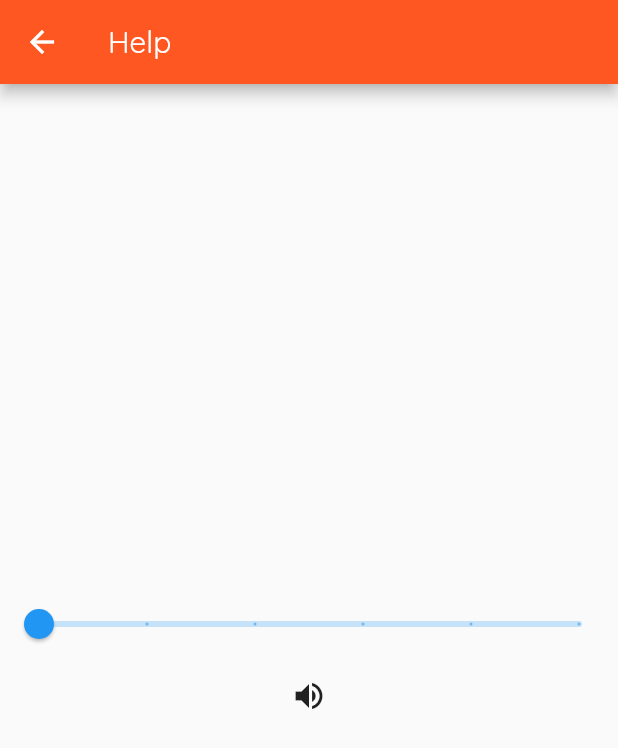
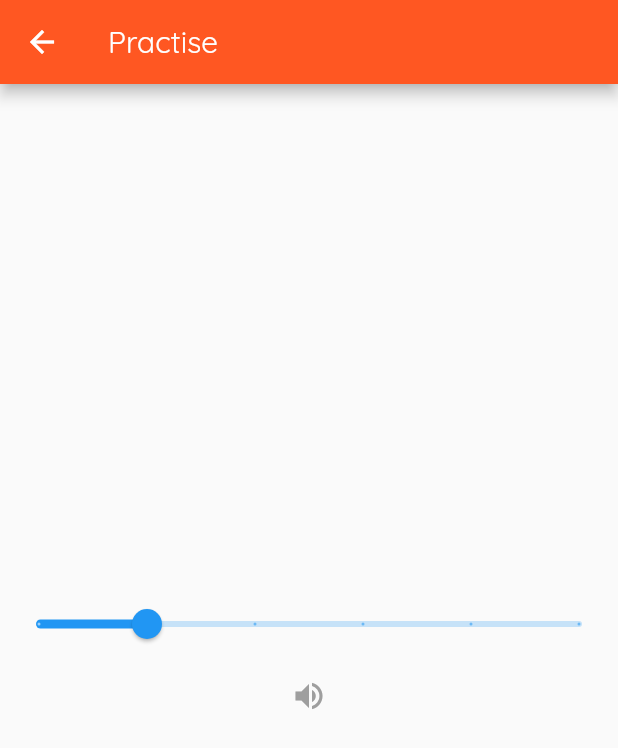
Before and after one commit to Rechunk/GuessThePitch, a Flutter app: the Playground screen opened directly, after a tap on the "volume up" icon, on a phone screen of 412 x 824 dp. Shown: the top 748 px of the screen. Run offline on Flutter 3.47's test engine with Material 2 defaults, Android fonts, the phone set to English and light mode, and no system bars; missing offline and left inert: audioplayer, countdown, test.

Commit message:
Proper functionality

```diff
--- a/lib/practise.dart
+++ b/lib/practise.dart
@@ -1,5 +1,6 @@
 import "package:flutter/material.dart";
 import "config.dart";
+import "soundManager.dart";
 
 class Playground extends StatefulWidget {
   @override
@@ -14,7 +15,7 @@ class _Playground extends State<Playground> {
   build(BuildContext context){
     return new Scaffold(
       appBar: new AppBar(
-        title: new Text("Help", style: new TextStyle(fontFamily: "Quicksand")),
+        title: new Text("Practise", style: new TextStyle(fontFamily: "Quicksand")),
         backgroundColor: mainColor,
       ),
       body: new Column(
@@ -29,14 +30,18 @@ class _Playground extends State<Playground> {
             onChanged: (double newValue) {
               setState(() {
                 currentValue = newValue.round();
-              }
-              );
+              });
             },
           ),
           new IconButton(
-            icon: new Icon(Icons.volume_up),
+            icon: new Icon(Icons.volume_up, color: Colors.grey),
             onPressed: (){
-
+              if (currentValue == 0) {
+                setState((){
+                  currentValue = 1;
+                });
+              }
+              play(currentValue);
             }
           ),
         ]
```
